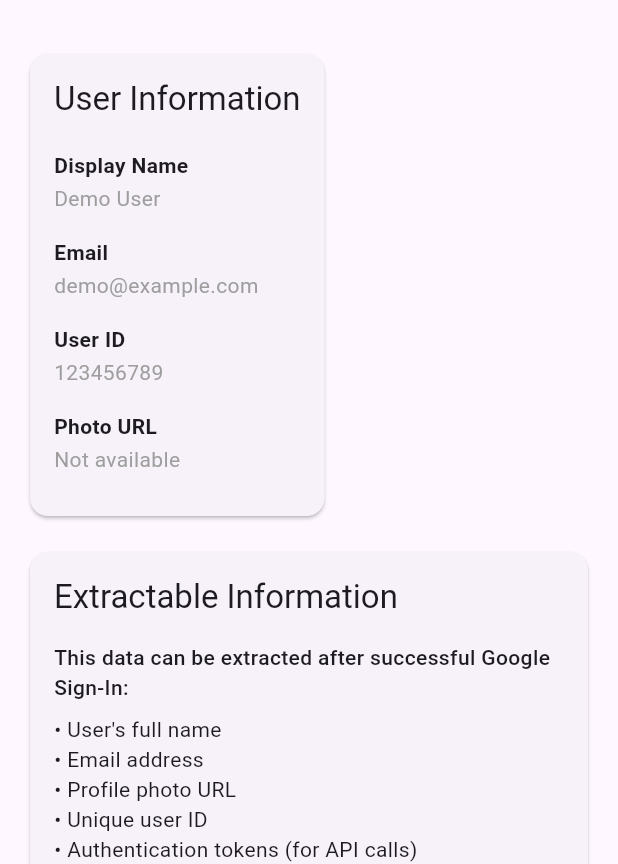
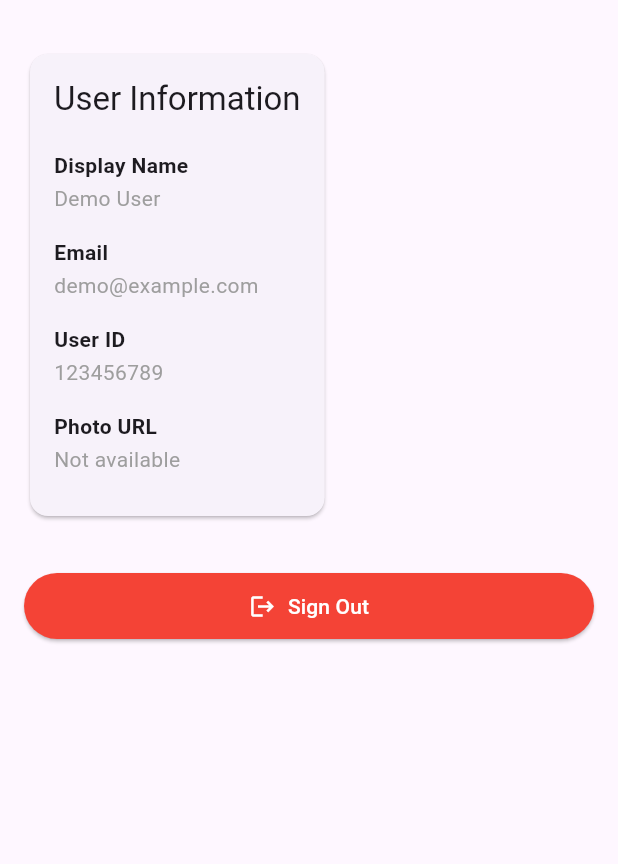
Before and after one commit to sudipeb/demodocumentaions, a Flutter app: the UserDetailsPage screen opened by its route, on a phone screen of 412 x 824 dp, the part 372-1236 px from its top. Run offline on Flutter 3.47's test engine with Material 3 defaults, Android fonts, the phone set to English and light mode, and no system bars; our stand-ins replace auto_route, google_sign_in.

```diff
--- a/lib/features/auth/presentation/pages/user_details_page.dart
+++ b/lib/features/auth/presentation/pages/user_details_page.dart
@@ -141,38 +141,6 @@ class _UserDetailsPageState extends State<UserDetailsPage> {
                     ),
                   ),
 
-                  const SizedBox(height: 16),
-
-                  // Additional Info Card
-                  Card(
-                    child: Padding(
-                      padding: const EdgeInsets.all(16.0),
-                      child: Column(
-                        crossAxisAlignment: CrossAxisAlignment.start,
-                        children: [
-                          Text(
-                            'Extractable Information',
-                            style: Theme.of(context).textTheme.titleLarge,
-                          ),
-                          const SizedBox(height: 16),
-                          const Text(
-                            'This data can be extracted after successful Google Sign-In:',
-                            style: TextStyle(fontWeight: FontWeight.w500),
-                          ),
-                          const SizedBox(height: 8),
-                          const Text('• User\'s full name'),
-                          const Text('• Email address'),
-                          const Text('• Profile photo URL'),
-                          const Text('• Unique user ID'),
-                          const Text('• Authentication tokens (for API calls)'),
-                          const Text(
-                            '• Server auth code (for server-side authentication)',
-                          ),
-                        ],
-                      ),
-                    ),
-                  ),
-
                   const SizedBox(height: 32),
 
                   // Actions
--- a/lib/features/features.dart
+++ b/lib/features/features.dart
@@ -0,0 +1,3 @@
+export 'auth/presentation/pages/sign_in_page.dart';
+export 'auth/presentation/pages/sign_in_success.dart';
+export 'auth/presentation/pages/user_details_page.dart';
```
Also changed, not shown: lib/features/auth/presentation/presentation.dart (deleted).
